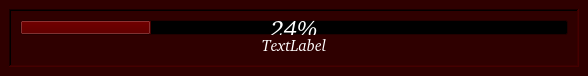
Before: the Qt Designer form dev/KultOracle/src/ui/loader.ui in kultdevop/kultoracle, drawn with Qt 5.
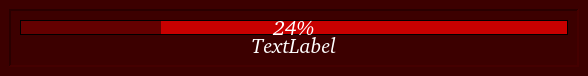
After: the same form once the commit is applied.

Diff of the .ui file:
```diff
--- a/dev/KultOracle/src/ui/loader.ui
+++ b/dev/KultOracle/src/ui/loader.ui
@@ -28,454 +28,16 @@
     <height>76</height>
    </size>
   </property>
-  <property name="palette">
-   <palette>
-    <active>
-     <colorrole role="WindowText">
-      <brush brushstyle="SolidPattern">
-       <color alpha="255">
-        <red>255</red>
-        <green>255</green>
-        <blue>255</blue>
-       </color>
-      </brush>
-     </colorrole>
-     <colorrole role="Button">
-      <brush brushstyle="SolidPattern">
-       <color alpha="255">
-        <red>47</red>
-        <green>0</green>
-        <blue>0</blue>
-       </color>
-      </brush>
-     </colorrole>
-     <colorrole role="Light">
-      <brush brushstyle="SolidPattern">
-       <color alpha="255">
-        <red>70</red>
-        <green>0</green>
-        <blue>0</blue>
-       </color>
-      </brush>
-     </colorrole>
-     <colorrole role="Midlight">
-      <brush brushstyle="SolidPattern">
-       <color alpha="255">
-        <red>58</red>
-        <green>0</green>
-        <blue>0</blue>
-       </color>
-      </brush>
-     </colorrole>
-     <colorrole role="Dark">
-      <brush brushstyle="SolidPattern">
-       <color alpha="255">
-        <red>23</red>
-        <green>0</green>
-        <blue>0</blue>
-       </color>
-      </brush>
-     </colorrole>
-     <colorrole role="Mid">
-      <brush brushstyle="SolidPattern">
-       <color alpha="255">
-        <red>31</red>
-        <green>0</green>
-        <blue>0</blue>
-       </color>
-      </brush>
-     </colorrole>
-     <colorrole role="Text">
-      <brush brushstyle="SolidPattern">
-       <color alpha="255">
-        <red>255</red>
-        <green>255</green>
-        <blue>255</blue>
-       </color>
-      </brush>
-     </colorrole>
-     <colorrole role="BrightText">
-      <brush brushstyle="SolidPattern">
-       <color alpha="255">
-        <red>255</red>
-        <green>255</green>
-        <blue>255</blue>
-       </color>
-      </brush>
-     </colorrole>
-     <colorrole role="ButtonText">
-      <brush brushstyle="SolidPattern">
-       <color alpha="255">
-        <red>255</red>
-        <green>255</green>
-        <blue>255</blue>
-       </color>
-      </brush>
-     </colorrole>
-     <colorrole role="Base">
-      <brush brushstyle="SolidPattern">
-       <color alpha="255">
-        <red>0</red>
-        <green>0</green>
-        <blue>0</blue>
-       </color>
-      </brush>
-     </colorrole>
-     <colorrole role="Window">
-      <brush brushstyle="SolidPattern">
-       <color alpha="255">
-        <red>47</red>
-        <green>0</green>
-        <blue>0</blue>
-       </color>
-      </brush>
-     </colorrole>
-     <colorrole role="Shadow">
-      <brush brushstyle="SolidPattern">
-       <color alpha="255">
-        <red>0</red>
-        <green>0</green>
-        <blue>0</blue>
-       </color>
-      </brush>
-     </colorrole>
-     <colorrole role="AlternateBase">
-      <brush brushstyle="SolidPattern">
-       <color alpha="255">
-        <red>23</red>
-        <green>0</green>
-        <blue>0</blue>
-       </color>
-      </brush>
-     </colorrole>
-     <colorrole role="ToolTipBase">
-      <brush brushstyle="SolidPattern">
-       <color alpha="255">
-        <red>255</red>
-        <green>255</green>
-        <blue>220</blue>
-       </color>
-      </brush>
-     </colorrole>
-     <colorrole role="ToolTipText">
-      <brush brushstyle="SolidPattern">
-       <color alpha="255">
-        <red>0</red>
-        <green>0</green>
-        <blue>0</blue>
-       </color>
-      </brush>
-     </colorrole>
-     <colorrole role="PlaceholderText">
-      <brush brushstyle="SolidPattern">
-       <color alpha="128">
-        <red>255</red>
-        <green>255</green>
-        <blue>255</blue>
-       </color>
-      </brush>
-     </colorrole>
-    </active>
-    <inactive>
-     <colorrole role="WindowText">
-      <brush brushstyle="SolidPattern">
-       <color alpha="255">
-        <red>255</red>
-        <green>255</green>
-        <blue>255</blue>
-       </color>
-      </brush>
-     </colorrole>
-     <colorrole role="Button">
-      <brush brushstyle="SolidPattern">
-       <color alpha="255">
-        <red>47</red>
-        <green>0</green>
-        <blue>0</blue>
-       </color>
-      </brush>
-     </colorrole>
-     <colorrole role="Light">
-      <brush brushstyle="SolidPattern">
-       <color alpha="255">
-        <red>70</red>
-        <green>0</green>
-        <blue>0</blue>
-       </color>
-      </brush>
-     </colorrole>
-     <colorrole role="Midlight">
-      <brush brushstyle="SolidPattern">
-       <color alpha="255">
-        <red>58</red>
-        <green>0</green>
-        <blue>0</blue>
-       </color>
-      </brush>
-     </colorrole>
-     <colorrole role="Dark">
-      <brush brushstyle="SolidPattern">
-       <color alpha="255">
-        <red>23</red>
-        <green>0</green>
-        <blue>0</blue>
-       </color>
-      </brush>
-     </colorrole>
-     <colorrole role="Mid">
-      <brush brushstyle="SolidPattern">
-       <color alpha="255">
-        <red>31</red>
-        <green>0</green>
-        <blue>0</blue>
-       </color>
-      </brush>
-     </colorrole>
-     <colorrole role="Text">
-      <brush brushstyle="SolidPattern">
-       <color alpha="255">
-        <red>255</red>
-        <green>255</green>
-        <blue>255</blue>
-       </color>
-      </brush>
-     </colorrole>
-     <colorrole role="BrightText">
-      <brush brushstyle="SolidPattern">
-       <color alpha="255">
-        <red>255</red>
-        <green>255</green>
-        <blue>255</blue>
-       </color>
-      </brush>
-     </colorrole>
-     <colorrole role="ButtonText">
-      <brush brushstyle="SolidPattern">
-       <color alpha="255">
-        <red>255</red>
-        <green>255</green>
-        <blue>255</blue>
-       </color>
-      </brush>
-     </colorrole>
-     <colorrole role="Base">
-      <brush brushstyle="SolidPattern">
-       <color alpha="255">
-        <red>0</red>
-        <green>0</green>
-        <blue>0</blue>
-       </color>
-      </brush>
-     </colorrole>
-     <colorrole role="Window">
-      <brush brushstyle="SolidPattern">
-       <color alpha="255">
-        <red>47</red>
-        <green>0</green>
-        <blue>0</blue>
-       </color>
-      </brush>
-     </colorrole>
-     <colorrole role="Shadow">
-      <brush brushstyle="SolidPattern">
-       <color alpha="255">
-        <red>0</red>
-        <green>0</green>
-        <blue>0</blue>
-       </color>
-      </brush>
-     </colorrole>
-     <colorrole role="AlternateBase">
-      <brush brushstyle="SolidPattern">
-       <color alpha="255">
-        <red>23</red>
-        <green>0</green>
-        <blue>0</blue>
-       </color>
-      </brush>
-     </colorrole>
-     <colorrole role="ToolTipBase">
-      <brush brushstyle="SolidPattern">
-       <color alpha="255">
-        <red>255</red>
-        <green>255</green>
-        <blue>220</blue>
-       </color>
-      </brush>
-     </colorrole>
-     <colorrole role="ToolTipText">
-      <brush brushstyle="SolidPattern">
-       <color alpha="255">
-        <red>0</red>
-        <green>0</green>
-        <blue>0</blue>
-       </color>
-      </brush>
-     </colorrole>
-     <colorrole role="PlaceholderText">
-      <brush brushstyle="SolidPattern">
-       <color alpha="128">
-        <red>255</red>
-        <green>255</green>
-        <blue>255</blue>
-       </color>
-      </brush>
-     </colorrole>
-    </inactive>
-    <disabled>
-     <colorrole role="WindowText">
-      <brush brushstyle="SolidPattern">
-       <color alpha="255">
-        <red>23</red>
-        <green>0</green>
-        <blue>0</blue>
-       </color>
-      </brush>
-     </colorrole>
-     <colorrole role="Button">
-      <brush brushstyle="SolidPattern">
-       <color alpha="255">
-        <red>47</red>
-        <green>0</green>
-        <blue>0</blue>
-       </color>
-      </brush>
-     </colorrole>
-     <colorrole role="Light">
-      <brush brushstyle="SolidPattern">
-       <color alpha="255">
-        <red>70</red>
-        <green>0</green>
-        <blue>0</blue>
-       </color>
-      </brush>
-     </colorrole>
-     <colorrole role="Midlight">
-      <brush brushstyle="SolidPattern">
-       <color alpha="255">
-        <red>58</red>
-        <green>0</green>
-        <blue>0</blue>
-       </color>
-      </brush>
-     </colorrole>
-     <colorrole role="Dark">
-      <brush brushstyle="SolidPattern">
-       <color alpha="255">
-        <red>23</red>
-        <green>0</green>
-        <blue>0</blue>
-       </color>
-      </brush>
-     </colorrole>
-     <colorrole role="Mid">
-      <brush brushstyle="SolidPattern">
-       <color alpha="255">
-        <red>31</red>
-        <green>0</green>
-        <blue>0</blue>
-       </color>
-      </brush>
-     </colorrole>
-     <colorrole role="Text">
-      <brush brushstyle="SolidPattern">
-       <color alpha="255">
-        <red>23</red>
-        <green>0</green>
-        <blue>0</blue>
-       </color>
-      </brush>
-     </colorrole>
-     <colorrole role="BrightText">
-      <brush brushstyle="SolidPattern">
-       <color alpha="255">
-        <red>255</red>
-        <green>255</green>
-        <blue>255</blue>
-       </color>
-      </brush>
-     </colorrole>
-     <colorrole role="ButtonText">
-      <brush brushstyle="SolidPattern">
-       <color alpha="255">
-        <red>23</red>
-        <green>0</green>
-        <blue>0</blue>
-       </color>
-      </brush>
-     </colorrole>
-     <colorrole role="Base">
-      <brush brushstyle="SolidPattern">
-       <color alpha="255">
-        <red>47</red>
-        <green>0</green>
-        <blue>0</blue>
-       </color>
-      </brush>
-     </colorrole>
-     <colorrole role="Window">
-      <brush brushstyle="SolidPattern">
-       <color alpha="255">
-        <red>47</red>
-        <green>0</green>
-        <blue>0</blue>
-       </color>
-      </brush>
-     </colorrole>
-     <colorrole role="Shadow">
-      <brush brushstyle="SolidPattern">
-       <color alpha="255">
-        <red>0</red>
-        <green>0</green>
-        <blue>0</blue>
-       </color>
-      </brush>
-     </colorrole>
-     <colorrole role="AlternateBase">
-      <brush brushstyle="SolidPattern">
-       <color alpha="255">
-        <red>47</red>
-        <green>0</green>
-        <blue>0</blue>
-       </color>
-      </brush>
-     </colorrole>
-     <colorrole role="ToolTipBase">
-      <brush brushstyle="SolidPattern">
-       <color alpha="255">
-        <red>255</red>
-        <green>255</green>
-        <blue>220</blue>
-       </color>
-      </brush>
-     </colorrole>
-     <colorrole role="ToolTipText">
-      <brush brushstyle="SolidPattern">
-       <color alpha="255">
-        <red>0</red>
-        <green>0</green>
-        <blue>0</blue>
-       </color>
-      </brush>
-     </colorrole>
-     <colorrole role="PlaceholderText">
-      <brush brushstyle="SolidPattern">
-       <color alpha="128">
-        <red>255</red>
-        <green>255</green>
-        <blue>255</blue>
-       </color>
-      </brush>
-     </colorrole>
-    </disabled>
-   </palette>
-  </property>
   <property name="focusPolicy">
    <enum>Qt::StrongFocus</enum>
   </property>
   <property name="windowTitle">
    <string>resource loader</string>
   </property>
+  <property name="styleSheet">
+   <string notr="true">background-color: rgb(60, 0, 0);
+font: oblique 12pt &quot;DejaVu Sans&quot;;</string>
+  </property>
   <widget class="QWidget" name="centralwidget">
    <property name="sizePolicy">
     <sizepolicy hsizetype="Fixed" vsizetype="Fixed">
@@ -487,11 +49,14 @@
     <item row="0" column="0">
      <widget class="QFrame" name="frmcontainer">
       <property name="frameShape">
-       <enum>QFrame::WinPanel</enum>
+       <enum>QFrame::Panel</enum>
       </property>
       <property name="frameShadow">
        <enum>QFrame::Sunken</enum>
       </property>
+      <property name="lineWidth">
+       <number>2</number>
+      </property>
       <layout class="QGridLayout" name="gridLayout_2">
        <item row="0" column="0">
         <layout class="QVBoxLayout" name="verticalLayout">
@@ -521,53 +86,38 @@
              <height>15</height>
             </size>
            </property>
-           <property name="palette">
-            <palette>
-             <active>
-              <colorrole role="Highlight">
-               <brush brushstyle="SolidPattern">
-                <color alpha="255">
-                 <red>95</red>
-                 <green>0</green>
-                 <blue>0</blue>
-                </color>
-               </brush>
-              </colorrole>
-             </active>
-             <inactive>
-              <colorrole role="Highlight">
-               <brush brushstyle="SolidPattern">
-                <color alpha="255">
-                 <red>95</red>
-                 <green>0</green>
-                 <blue>0</blue>
-                </color>
-               </brush>
-              </colorrole>
-             </inactive>
-             <disabled>
-              <colorrole role="Highlight">
-               <brush brushstyle="SolidPattern">
-                <color alpha="255">
-                 <red>145</red>
-                 <green>145</green>
-                 <blue>145</blue>
-                </color>
-               </brush>
-              </colorrole>
-             </disabled>
-            </palette>
-           </property>
            <property name="font">
             <font>
              <family>Z003 [urw]</family>
-             <pointsize>18</pointsize>
+             <pointsize>16</pointsize>
+             <weight>7</weight>
              <italic>true</italic>
+             <bold>false</bold>
             </font>
            </property>
+           <property name="styleSheet">
+            <string notr="true">QProgressBar {
+font: 57 italic 16pt &quot;Z003 [urw]&quot;;
+text-align: center;
+border: 1px solid black;
+color: white;
+background-color: rgb(200, 0, 0);
+}
+
+QProgressBar::chunk {
+    background-color: rgb(100, 0, 0);
+    width: 20px;
+}
+
+
+</string>
+           </property>
            <property name="value">
             <number>24</number>
            </property>
+           <property name="alignment">
+            <set>Qt::AlignCenter</set>
+           </property>
           </widget>
          </item>
          <item>
@@ -581,10 +131,23 @@
            <property name="font">
             <font>
              <family>Z003 [urw]</family>
-             <pointsize>12</pointsize>
+             <pointsize>16</pointsize>
+             <weight>7</weight>
              <italic>true</italic>
+             <bold>false</bold>
             </font>
            </property>
+           <property name="styleSheet">
+            <string notr="true">QLabel{
+font: 57 italic 16pt &quot;Z003 [urw]&quot;;
+text-align: center;
+border: 1px rgb(33, 0, 0);
+color: white;
+}</string>
+           </property>
+           <property name="frameShape">
+            <enum>QFrame::Box</enum>
+           </property>
            <property name="text">
             <string>TextLabel</string>
            </property>
```
